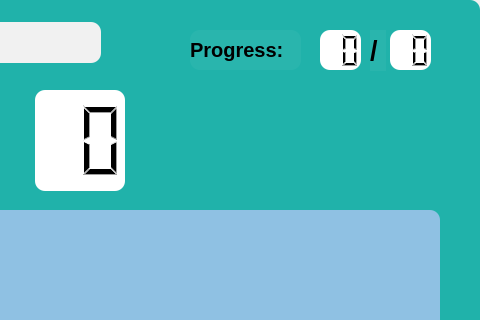
Above: ui/gamescreen.ui from s4mto/FlashCard-DBMS before the change; both pictures show x 320 to 800 and y 0 to 320 of the 800 by 600 pixel window. Below: the same form after it.
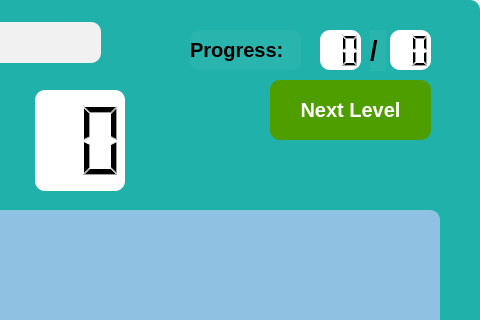
That is the form after the change.

Patch:
```diff
--- a/ui/gamescreen.ui
+++ b/ui/gamescreen.ui
@@ -353,6 +353,30 @@
       <set>Qt::AlignCenter</set>
      </property>
     </widget>
+    <widget class="QPushButton" name="next_level">
+     <property name="geometry">
+      <rect>
+       <x>590</x>
+       <y>80</y>
+       <width>161</width>
+       <height>60</height>
+      </rect>
+     </property>
+     <property name="font">
+      <font>
+       <pointsize>15</pointsize>
+       <weight>75</weight>
+       <bold>true</bold>
+      </font>
+     </property>
+     <property name="styleSheet">
+      <string notr="true">color: rgb(255, 255, 255);
+background-color: rgb(79, 158, 0);</string>
+     </property>
+     <property name="text">
+      <string>Next Level</string>
+     </property>
+    </widget>
    </widget>
   </widget>
  </widget>
```
